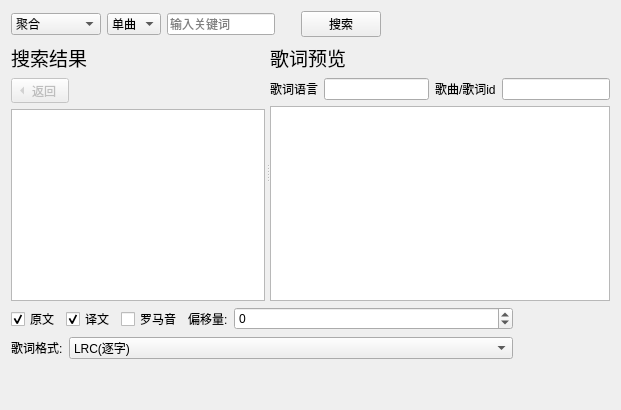
Qt form LDDC/ui/search_base.ui (chenmozhijin/LDDC) before a commit.
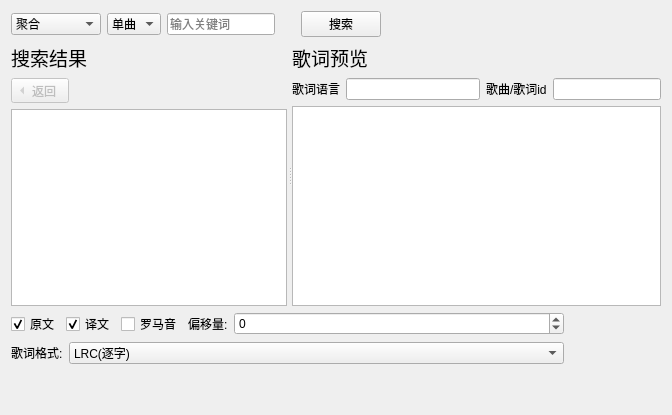
The same form after that commit. Custom widgets are drawn as their Qt base class.

What changed in the file:
```diff
--- a/LDDC/ui/search_base.ui
+++ b/LDDC/ui/search_base.ui
@@ -2,6 +2,14 @@
 <ui version="4.0">
  <class>search_base</class>
  <widget class="QWidget" name="search_base">
+  <property name="geometry">
+   <rect>
+    <x>0</x>
+    <y>0</y>
+    <width>672</width>
+    <height>415</height>
+   </rect>
+  </property>
   <layout class="QVBoxLayout" name="verticalLayout">
    <item>
     <layout class="QHBoxLayout" name="horizontalLayout">
```
Left out of the diff: 3 changed lines with no effect on the pictures.
